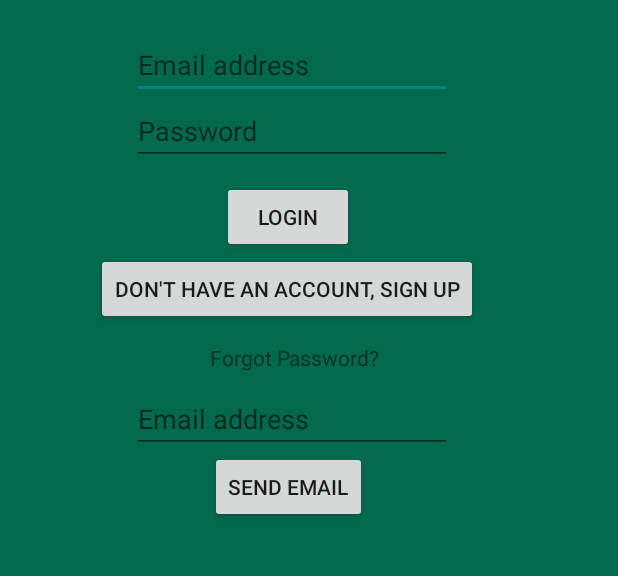
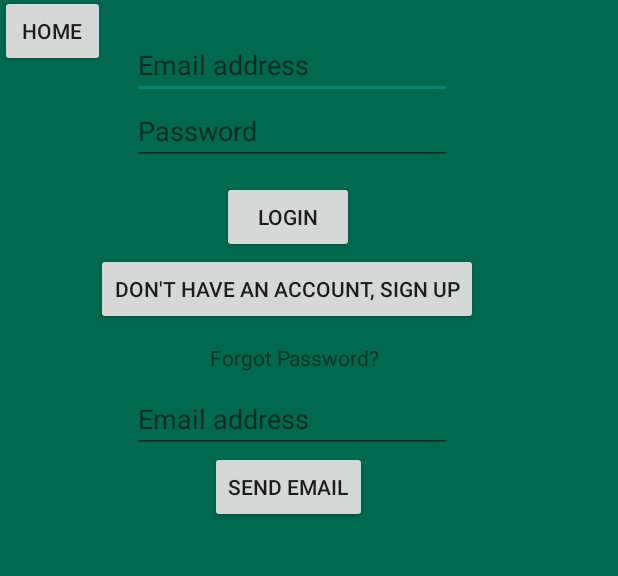
Before and after one commit to noface-0/LoyolaUni-AuctioningApp-Website, an Android app: the screen it shows after launch (AccountActivity), after a tap on "ACCOUNT", on a phone screen of 412 x 824 dp, the part 233-809 px from its top. Run offline under Robolectric (Android 15) with nearby library versions, the phone set to English and light mode, and no system bars.

Commit message:
some progress in signup

```diff
--- a/AndroidApp/app/src/main/java/com/example/jenxmout/greyhoundauctions/AccountActivity.java
+++ b/AndroidApp/app/src/main/java/com/example/jenxmout/greyhoundauctions/AccountActivity.java
@@ -49,6 +49,18 @@ public class AccountActivity extends AppCompatActivity {
             }
         });
 
+        // Home Button
+        Button homeButton = (Button) findViewById(R.id.homeButton);
+        homeButton.setOnClickListener(new View.OnClickListener() {
+            @Override
+            public void onClick(View v) {
+                Intent homeIntent = new Intent(AccountActivity.this, MainActivity.class);
+
+                startActivity(homeIntent);
+            }
+
+        });
+        //forgot password button
         Button sendEmailButton = (Button) findViewById(R.id.sendEmailButton);
         sendEmailButton.setOnClickListener(new View.OnClickListener(){
             /**
--- a/AndroidApp/app/src/main/java/com/example/jenxmout/greyhoundauctions/MainActivity.java
+++ b/AndroidApp/app/src/main/java/com/example/jenxmout/greyhoundauctions/MainActivity.java
@@ -33,6 +33,7 @@ import java.util.Locale;
  * @author Javon Kitson
  * @version 1.0 10/21/19
  */
+
 public class MainActivity extends AppCompatActivity {
 
     // Search Bar & List View
--- a/AndroidApp/app/src/main/java/com/example/jenxmout/greyhoundauctions/User.java
+++ b/AndroidApp/app/src/main/java/com/example/jenxmout/greyhoundauctions/User.java
@@ -21,7 +21,7 @@ public class User {
     /**
      * The email of the bidder
      */
-    protected String email;
+    private String email;
 
     /**
      * The password of the bidder
--- a/AndroidApp/app/src/main/res/layout/activity_login.xml
+++ b/AndroidApp/app/src/main/res/layout/activity_login.xml
@@ -145,5 +145,16 @@
 
     </ImageView>
 
+    <Button
+        android:id="@+id/homeButton"
+        android:layout_width="70dp"
+        android:layout_height="wrap_content"
+        android:layout_marginTop="96dp"
+        android:text="Home"
+        app:layout_constraintLeft_toLeftOf="parent"
+        app:layout_constraintRight_toRightOf="parent"
+        app:layout_constraintStart_toStartOf="parent"
+        app:layout_constraintTop_toTopOf="parent" />
+
 
 </android.support.constraint.ConstraintLayout>
```
Also changed, not shown: AndroidApp/app/src/main/java/com/example/jenxmout/greyhoundauctions/SignUpActivity.java (+35 -0 lines), AndroidApp/app/src/main/res/layout/activity_main.xml (indentation only), 1 other file.
